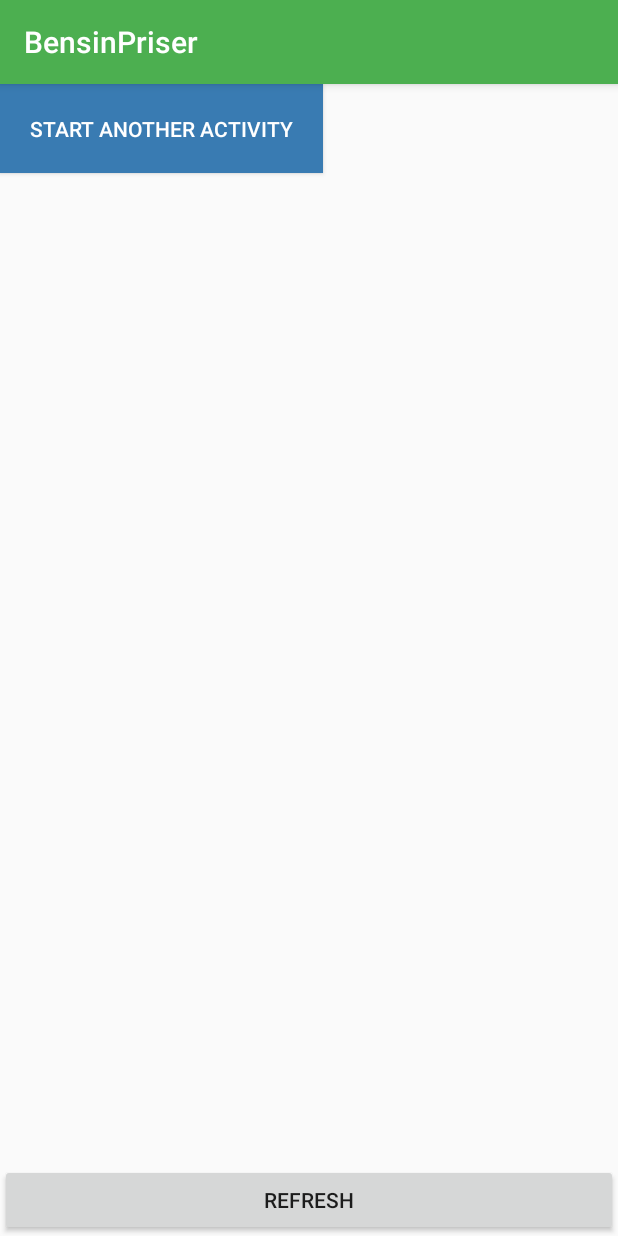
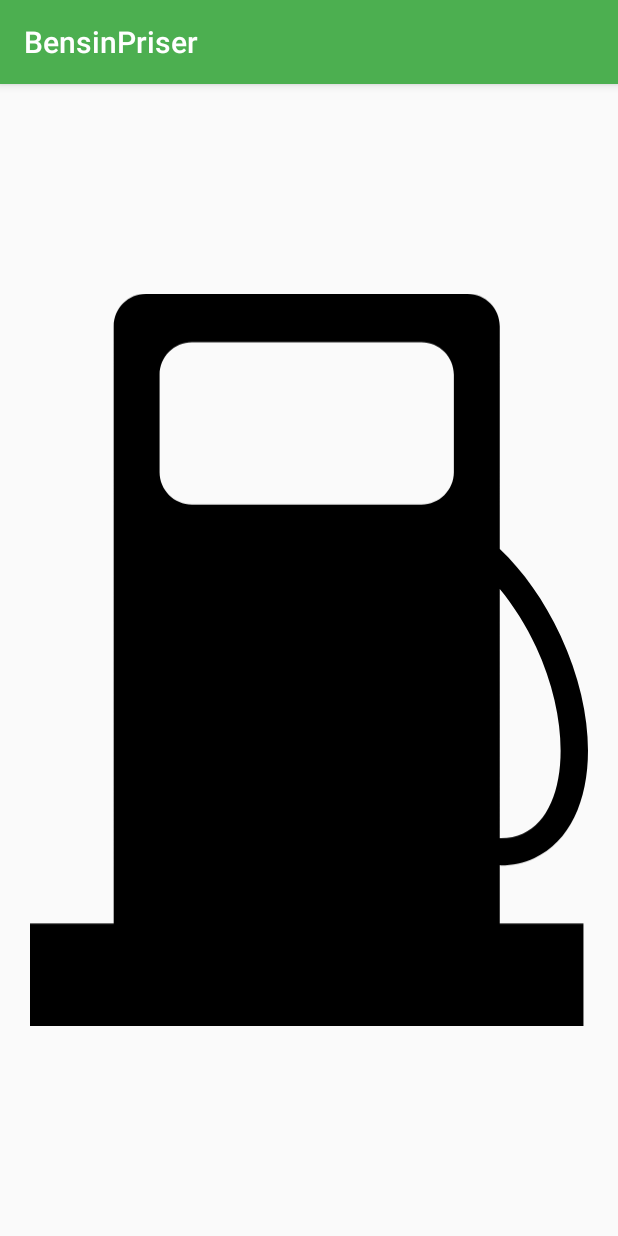
Before and after one commit to JonathanHoffmann/HKR_DA224A_Development_for_mobile_Project, an Android app: the screen it shows after launch (MainActivity), on a phone screen of 412 x 824 dp. Run offline under Robolectric (Android 15) with nearby library versions, the phone set to English and light mode, and no system bars.

Commit message:
Automatically go to Recycler View and added Splash Screen

```diff
--- a/Android/app/src/main/java/com/blue_red/bensinpriser/MainActivity.kt
+++ b/Android/app/src/main/java/com/blue_red/bensinpriser/MainActivity.kt
@@ -91,7 +91,7 @@ class MainActivity : AppCompatActivity() {
 
 //                    list.forEach{ Log.e(TAG, it.toString()) }
                 }
-
+                btnStartAnotherActivity.performClick();
             }
         }
     }
--- a/Android/app/src/main/res/layout/activity_main.xml
+++ b/Android/app/src/main/res/layout/activity_main.xml
@@ -11,16 +11,25 @@
         android:layout_width="match_parent"
         android:layout_height="wrap_content"
         android:text="Refresh"
+        android:visibility="gone"
         app:layout_constraintBottom_toBottomOf="parent"
         app:layout_constraintStart_toStartOf="parent" />
 
     <Button
         android:id="@+id/btnStartAnotherActivity"
+        android:layout_width="wrap_content"
+        android:layout_height="wrap_content"
+        android:background="#397bb2"
+        android:padding="20sp"
         android:text="Start Another Activity"
         android:textColor="#FFF"
+        android:visibility="gone" />
+
+    <ImageView
+        android:id="@+id/imageView"
+        android:layout_width="match_parent"
+        android:layout_height="match_parent"
         android:padding="20sp"
-        android:background="#397bb2"
-        android:layout_width="wrap_content"
-        android:layout_height="wrap_content" />
+        app:srcCompat="@drawable/ic_logo" />
 
 </androidx.constraintlayout.widget.ConstraintLayout>
```
